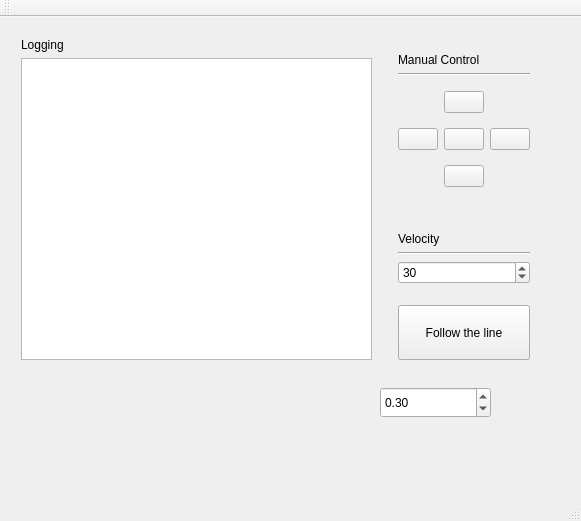
MarvinStuede/pms, file mainwindow.ui: the form before one commit.
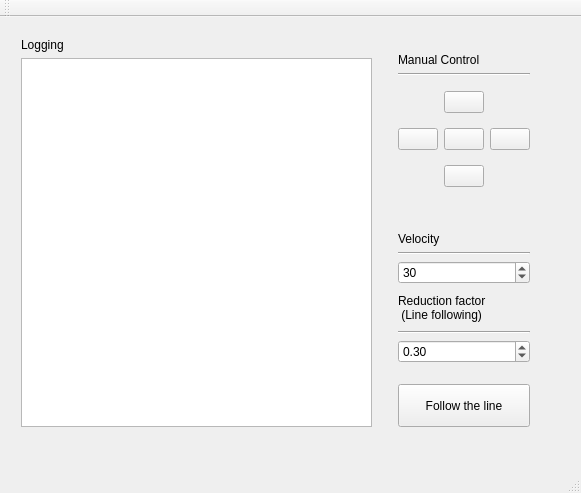
The form after the commit. Icons and pictures are not drawn.

The edit to the form file:
```diff
--- a/mainwindow.ui
+++ b/mainwindow.ui
@@ -7,7 +7,7 @@
     <x>0</x>
     <y>0</y>
     <width>581</width>
-    <height>521</height>
+    <height>493</height>
    </rect>
   </property>
   <property name="minimumSize">
@@ -32,7 +32,7 @@
       <x>10</x>
       <y>10</y>
       <width>551</width>
-      <height>344</height>
+      <height>411</height>
      </rect>
     </property>
     <layout class="QHBoxLayout" name="horizontalLayout">
@@ -267,6 +267,40 @@
          </property>
         </widget>
        </item>
+       <item>
+        <widget class="QLabel" name="label_4">
+         <property name="minimumSize">
+          <size>
+           <width>0</width>
+           <height>35</height>
+          </size>
+         </property>
+         <property name="text">
+          <string>Reduction factor
+ (Line following)</string>
+         </property>
+        </widget>
+       </item>
+       <item>
+        <widget class="Line" name="line_3">
+         <property name="orientation">
+          <enum>Qt::Horizontal</enum>
+         </property>
+        </widget>
+       </item>
+       <item>
+        <widget class="QDoubleSpinBox" name="spnbxReduction">
+         <property name="maximum">
+          <double>0.500000000000000</double>
+         </property>
+         <property name="singleStep">
+          <double>0.100000000000000</double>
+         </property>
+         <property name="value">
+          <double>0.300000000000000</double>
+         </property>
+        </widget>
+       </item>
        <item>
         <spacer name="verticalSpacer_6">
          <property name="orientation">
@@ -316,25 +350,6 @@
      </item>
     </layout>
    </widget>
-   <widget class="QDoubleSpinBox" name="spnbxReduction">
-    <property name="geometry">
-     <rect>
-      <x>380</x>
-      <y>370</y>
-      <width>111</width>
-      <height>31</height>
-     </rect>
-    </property>
-    <property name="maximum">
-     <double>1.000000000000000</double>
-    </property>
-    <property name="singleStep">
-     <double>0.100000000000000</double>
-    </property>
-    <property name="value">
-     <double>0.300000000000000</double>
-    </property>
-   </widget>
   </widget>
   <widget class="QMenuBar" name="menuBar">
    <property name="geometry">
```
Left out of the diff: 2 changed lines with no effect on the pictures.
